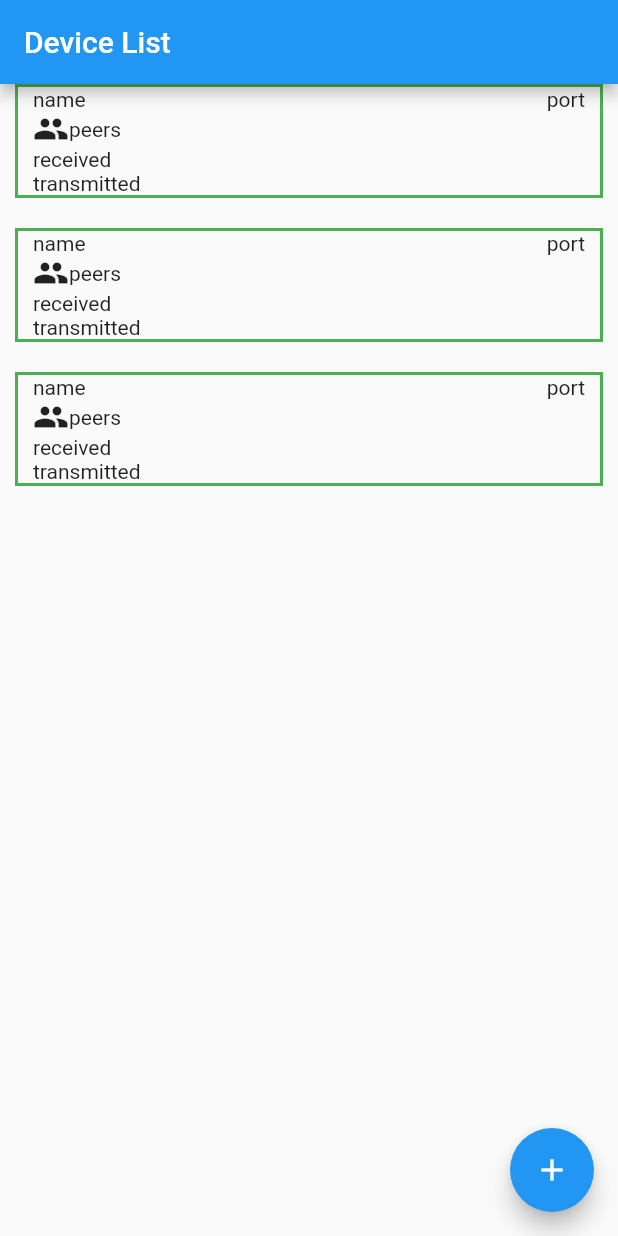
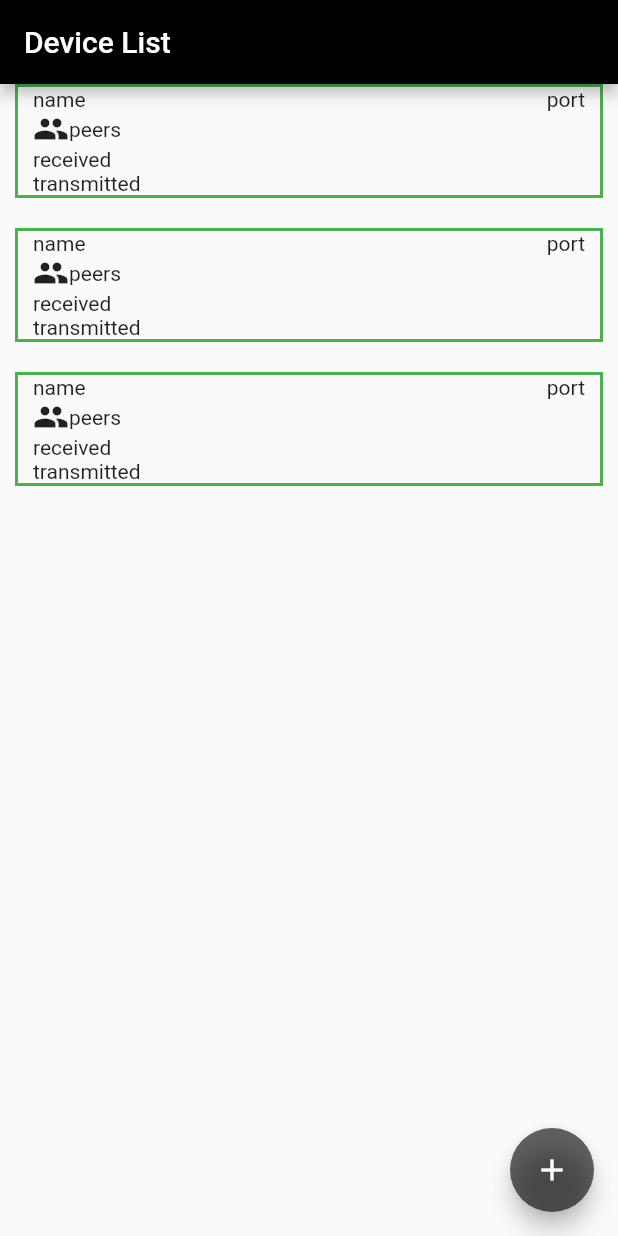
Before and after one commit to forestvpn/wgrest-mobile, a Flutter app: the screen it shows after launch, on a phone screen of 412 x 824 dp. Run offline on Flutter 3.47's test engine with Material 2 defaults, Android fonts, the light colour scheme and no system bars; our stand-ins replace auto_route.

Commit message:
Implement theme

```diff
--- /dev/null
+++ b/lib/ui/theme/theme.dart
@@ -0,0 +1,8 @@
+import 'package:flutter/material.dart';
+import 'package:wgrest/ui/theme/theme.dart';
+
+export 'app_colors.dart';
+
+final lightTheme = ThemeData(
+  primarySwatch: AppColors.primaryColor,
+);
--- a/lib/wgrest_app.dart
+++ b/lib/wgrest_app.dart
@@ -1,6 +1,7 @@
 import 'package:auto_route/auto_route.dart';
 import 'package:flutter/material.dart';
 import 'package:wgrest/router/router.dart';
+import 'package:wgrest/ui/theme/theme.dart';
 
 class WgRestApp extends StatefulWidget {
   const WgRestApp({Key? key}) : super(key: key);
@@ -16,6 +17,7 @@ class _WgRestAppState extends State<WgRestApp> {
   Widget build(BuildContext context) {
     return MaterialApp.router(
       title: 'WireGuard Rest',
+      theme: lightTheme,
       routerDelegate: AutoRouterDelegate(_appRouter),
       debugShowCheckedModeBanner: false,
       routeInformationParser: _appRouter.defaultRouteParser(),
```
Also changed, not shown: lib/ui/theme/app_colors.dart (added, +25 -0 lines).
